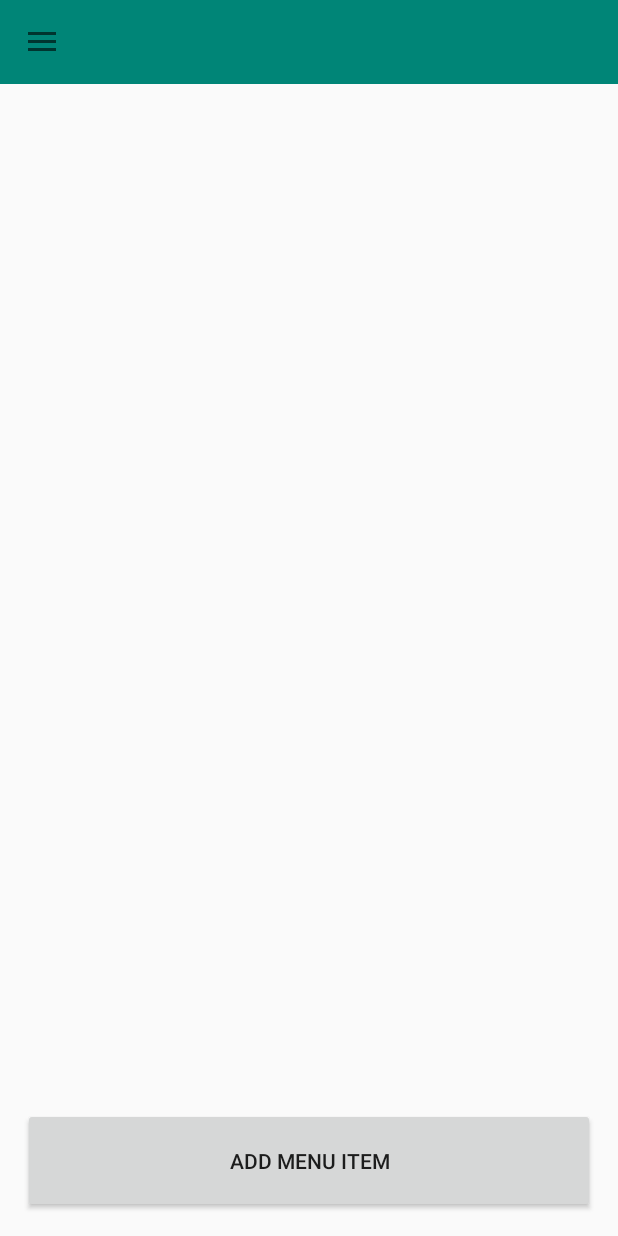
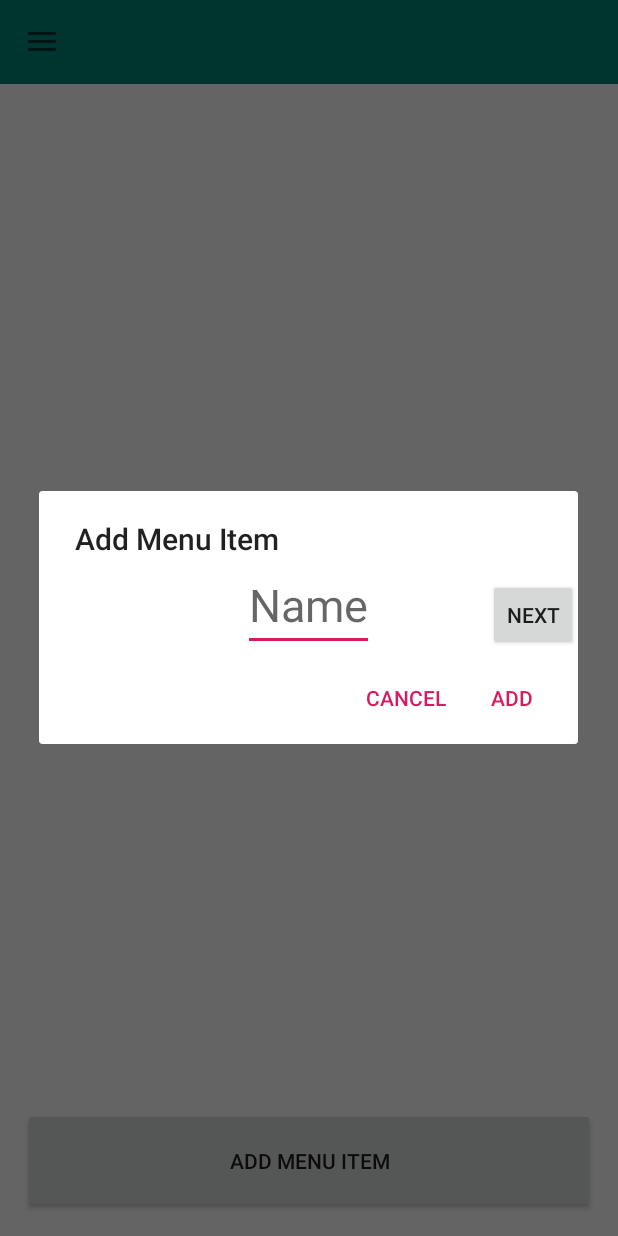
Before and after one commit to BL-CoderOvertime/Project-Week-Unit-2, an Android app: the MenuItemListActivity screen opened directly, with no data from a screen before it, after a tap on "ADD MENU ITEM", on a phone screen of 412 x 824 dp. Run offline under Robolectric (Android 15) with nearby library versions, the phone set to English and light mode, and no system bars; 3 statements that could not run were skipped.

Commit message:
Add Menu Item Button launches dialog, dialog creates new menu item, adds it to restaurant and database.

```diff
--- a/app/src/main/java/com/wkdrabbit/projectweekunit2/AddMenuItemOnClickDialog.java
+++ b/app/src/main/java/com/wkdrabbit/projectweekunit2/AddMenuItemOnClickDialog.java
@@ -1,17 +1,25 @@
 package com.wkdrabbit.projectweekunit2;
 
+import android.app.Activity;
 import android.app.Dialog;
 import android.app.DialogFragment;
+import android.content.Context;
 import android.content.DialogInterface;
 import android.os.Bundle;
 import android.support.v7.app.AlertDialog;
 import android.view.LayoutInflater;
 import android.view.View;
+import android.widget.Button;
+import android.widget.EditText;
 import android.widget.TextView;
 
 public class AddMenuItemOnClickDialog extends DialogFragment {
 
-	private TextView tvMenuItemName;
+	private EditText etMenuItemName;
+	private EditText etMenuItemPrice;
+	private Button  btnNext;
+	private boolean hasBeenClicked = false;
+	private OnCompleteListener mListener;
 
 
 	@Override
@@ -19,24 +27,43 @@ public class AddMenuItemOnClickDialog extends DialogFragment {
 		AlertDialog.Builder  builder = new AlertDialog.Builder(getActivity());
 
 		LayoutInflater inflater = getActivity().getLayoutInflater();
-		View view = inflater.inflate(R.layout.layout_dialog_fragment, null);
+		View view = inflater.inflate(R.layout.layout_add_menuitem_dialog_fragment, null);
+		etMenuItemName = view.findViewById(R.id.et_menu_item_name);
+
 
 		builder.setView(view)
-				.setTitle("Menu Title Here")
+				.setTitle("Add Menu Item")
 				.setNegativeButton("cancel", new DialogInterface.OnClickListener() {
 					@Override
 					public void onClick(DialogInterface dialog, int which) {
 
 					}
-				})
-				.setPositiveButton("ok", new DialogInterface.OnClickListener() {
-					@Override
-					public void onClick(DialogInterface dialog, int which) {
-						//TODO: setup on confirm
-					}
-				});
-		tvMenuItemName = view.findViewById(R.id.tv_menu_item_name);
+				}).setPositiveButton("Add", new DialogInterface.OnClickListener() {
+			@Override
+			public void onClick(DialogInterface dialog, int which) {
+				mListener.onComplete(etMenuItemName.getText().toString());
+			}
+		});
+
+
+
 		return builder.create();
 	}
 
+	public static interface OnCompleteListener {
+		public abstract void onComplete(String time);
+	}
+
+
+
+	@Override
+	public void onAttach(Activity activity) {
+		super.onAttach(activity);
+
+		try {
+			this.mListener = (OnCompleteListener)activity;
+		} catch (final ClassCastException e) {
+			throw new ClassCastException(activity.toString() + " must Implement OnCompleteListener");
+		}
+	}
 }
--- a/app/src/main/java/com/wkdrabbit/projectweekunit2/MenuItemListActivity.java
+++ b/app/src/main/java/com/wkdrabbit/projectweekunit2/MenuItemListActivity.java
@@ -1,5 +1,6 @@
 package com.wkdrabbit.projectweekunit2;
 
+import android.app.Activity;
 import android.content.Intent;
 import android.content.SharedPreferences;
 import android.support.annotation.NonNull;
@@ -15,56 +16,60 @@ import android.view.View;
 import android.widget.Button;
 import android.widget.Toast;
 
+import com.wkdrabbit.projectweekunit2.util.MenuItemListAdapter;
+
 import java.util.ArrayList;
 
-public class MenuItemListActivity extends AppCompatActivity {
+public class MenuItemListActivity extends AppCompatActivity implements AddMenuItemOnClickDialog.OnCompleteListener {
 
 	MenuItemListAdapter listAdapter;
 	RecyclerView recyclerView;
 	Button btnAddMenuItem;
+	ArrayList<MenuItem> menuItems;
+	Restaurant restaurant;
 
 	@Override
 	protected void onCreate(Bundle savedInstanceState) {
 		super.onCreate(savedInstanceState);
 		setContentView(R.layout.activity_menu_item_list);
-
+		menuItems = new ArrayList<>();
+		restaurant = null;
 		btnAddMenuItem = findViewById(R.id.btn_add_menu_item);
 
 		initSharedPrefs();
 		initRecyclerView();
 		initToolBar();
-
-
 	}
 
-	public void initSharedPrefs(){
+	public void initSharedPrefs() {
 		final SharedPreferences sharedPreferences = getPreferences(MODE_PRIVATE);
-		final SharedPreferences.Editor editor     = sharedPreferences.edit();
+		final SharedPreferences.Editor editor = sharedPreferences.edit();
 
 	}
 
 	public void initRecyclerView() {
 		recyclerView = findViewById(R.id.menu_item_recycler_view);
-
-		final Bundle data = this.getIntent().getBundleExtra("bundle_key");
-		ArrayList<MenuItem> menuItems = data.getParcelableArrayList("restaurant_key");
-
-
-		btnAddMenuItem.setOnClickListener(new View.OnClickListener() {
-			@Override
-			public void onClick(View v) {
-				Restaurant restaurant = data.getParcelable("full_restaurant_key");
-				//String id, int resturantId, String restaurantName,  String name, double price, int rating, String review
-				restaurant.addToMenu(new MenuItem("3253252", restaurant.getId(), restaurant.getName(), "test menu name", 8.75, 4, "review here"));
-			}
-		});
-
-
 		listAdapter = new MenuItemListAdapter(menuItems, this);
 		LinearLayoutManager layoutManager = new LinearLayoutManager(this);
 
 		recyclerView.setAdapter(listAdapter);
 		recyclerView.setLayoutManager(layoutManager);
+
+		listAdapter.updateData(menuItems);
+
+
+		final Bundle data = this.getIntent().getBundleExtra("bundle_key");
+		menuItems = data.getParcelableArrayList("restaurant_key");
+		restaurant = data.getParcelable("full_restaurant_key");
+		restaurant.setMenu(menuItems);
+		listAdapter.updateData(menuItems);
+
+		btnAddMenuItem.setOnClickListener(new View.OnClickListener() {
+			@Override
+			public void onClick(View v) {
+				showAddMenuItemDialog();
+			}
+		});
 	}
 
 	public void initToolBar() {
@@ -80,7 +85,7 @@ public class MenuItemListActivity extends AppCompatActivity {
 	}
 
 	public void toolbarLogic() {
-		NavigationView navigationView  = findViewById(R.id.nav_view);
+		NavigationView navigationView = findViewById(R.id.nav_view);
 		navigationView.setNavigationItemSelectedListener(new NavigationView.OnNavigationItemSelectedListener() {
 			@Override
 			public boolean onNavigationItemSelected(@NonNull android.view.MenuItem menuItem) {
@@ -98,4 +103,18 @@ public class MenuItemListActivity extends AppCompatActivity {
 			}
 		});
 	}
+
+	public void showAddMenuItemDialog() {
+		AddMenuItemOnClickDialog dialog = new AddMenuItemOnClickDialog();
+		dialog.show(this.getFragmentManager(), "Dialog");
+	}
+
+	@Override
+	public void onComplete(String menuItemName) {
+		MenuItem addMenuItem = new MenuItem("",restaurant.getId(),restaurant.getName(),menuItemName,0,0,"");
+		//String id, int resturantId, String restaurantName,  String name, double price, int rating, String review
+		menuItems.add(addMenuItem);
+		restaurant.addToMenu(addMenuItem);
+		listAdapter.updateData(menuItems);
+	}
 }
--- a/app/src/main/java/com/wkdrabbit/projectweekunit2/RestaurantListAdapter.java
+++ b/app/src/main/java/com/wkdrabbit/projectweekunit2/RestaurantListAdapter.java
@@ -55,7 +55,7 @@ public class RestaurantListAdapter extends RecyclerView.Adapter<RestaurantListAd
 						restaurants.set(i,FirebaseDao.pullRestaurantFromFireBase(restaurants.get(i)));
 						Intent intent = new Intent(v.getContext(), MenuItemListActivity.class);
 						Bundle bundle = new Bundle();
-						bundle.putParcelable("full_restaurant_key", data);
+						bundle.putParcelable("full_restaurant_key", restaurants.get(i));
 						bundle.putParcelableArrayList("restaurant_key", data.getMenu());
 						intent.putExtra("bundle_key",bundle);
 						v.getContext().startActivity(intent);
--- /dev/null
+++ b/app/src/main/java/com/wkdrabbit/projectweekunit2/util/DiffUtilCallback.java
@@ -0,0 +1,38 @@
+package com.wkdrabbit.projectweekunit2.util;
+
+import android.support.v7.util.DiffUtil;
+
+import com.wkdrabbit.projectweekunit2.MenuItem;
+
+import java.util.List;
+
+public class DiffUtilCallback extends DiffUtil.Callback {
+
+	private List<MenuItem> oldList;
+	private List<MenuItem> newList;
+
+	public DiffUtilCallback(List<MenuItem> oldList, List<MenuItem> newList) {
+		this.oldList = oldList;
+		this.newList = newList;
+	}
+
+	@Override
+	public int getOldListSize() {
+		return oldList.size();
+	}
+
+	@Override
+	public int getNewListSize() {
+		return newList.size();
+	}
+
+	@Override
+	public boolean areItemsTheSame(int oldPos, int newPos) {
+		return oldPos == newPos;
+	}
+
+	@Override
+	public boolean areContentsTheSame(int oldPos, int newPos) {
+		return oldList.get(oldPos) == newList.get(newPos);
+	}
+}
--- a/app/src/main/java/com/wkdrabbit/projectweekunit2/MenuItemListAdapter.java
+++ b/app/src/main/java/com/wkdrabbit/projectweekunit2/util/MenuItemListAdapter.java
@@ -1,7 +1,8 @@
-package com.wkdrabbit.projectweekunit2;
+package com.wkdrabbit.projectweekunit2.util;
 
 import android.app.Activity;
 import android.support.annotation.NonNull;
+import android.support.v7.util.DiffUtil;
 import android.support.v7.widget.RecyclerView;
 import android.view.LayoutInflater;
 import android.view.View;
@@ -9,15 +10,38 @@ import android.view.ViewGroup;
 import android.widget.ImageView;
 import android.widget.TextView;
 
+import com.wkdrabbit.projectweekunit2.MenuItem;
+import com.wkdrabbit.projectweekunit2.MenuItemOnClickDialog;
+import com.wkdrabbit.projectweekunit2.R;
+
 import java.util.ArrayList;
 
 public class MenuItemListAdapter extends RecyclerView.Adapter<MenuItemListAdapter.ViewHolder> {
+
 	ArrayList<MenuItem> menuItems;
 	Activity activity;
 
 	public MenuItemListAdapter(ArrayList<MenuItem> menuItems, Activity activity) {
 		this.menuItems = menuItems;
 		this.activity = activity;
+	}
+
+
+	public void insertData(ArrayList<MenuItem> insertList){
+		DiffUtilCallback diffUtilCallback = new DiffUtilCallback(menuItems, insertList);
+		DiffUtil.DiffResult diffResult = DiffUtil.calculateDiff(diffUtilCallback);
+
+		menuItems.addAll(insertList);
+		diffResult.dispatchUpdatesTo(this);
+	}
+
+	public void updateData(ArrayList<MenuItem> newList){
+		DiffUtilCallback diffUtilCallback = new DiffUtilCallback(menuItems, newList);
+		DiffUtil.DiffResult diffResult = DiffUtil.calculateDiff(diffUtilCallback);
+
+		menuItems.clear();
+		menuItems.addAll(newList);
+		diffResult.dispatchUpdatesTo(this);
 	}
 
 	class ViewHolder extends RecyclerView.ViewHolder{
--- a/app/src/main/res/layout/layout_dialog_fragment.xml
+++ b/app/src/main/res/layout/layout_add_menuitem_dialog_fragment.xml
@@ -4,8 +4,8 @@
     android:layout_height="match_parent"
     xmlns:app="http://schemas.android.com/apk/res-auto">
 
-    <TextView
-        android:id="@+id/tv_menu_item_name"
+    <EditText
+        android:id="@+id/et_menu_item_name"
         android:layout_width="wrap_content"
         android:layout_height="wrap_content"
         app:layout_constraintTop_toTopOf="parent"
@@ -13,6 +13,14 @@
         app:layout_constraintBottom_toBottomOf="parent"
         app:layout_constraintRight_toRightOf="parent"
         android:textSize="30dp"
-        android:text="Test"/>
+        android:hint="Name"/>
+
+    <Button
+        android:id="@+id/btn_add_menu_item_dialog"
+        android:layout_width="60dp"
+        android:layout_height="wrap_content"
+        android:text="Next"
+        app:layout_constraintBottom_toBottomOf="parent"
+        app:layout_constraintRight_toRightOf="parent"/>
 
 </android.support.constraint.ConstraintLayout>
```
Also changed, not shown: app/src/main/java/com/wkdrabbit/projectweekunit2/Restaurant.java (+4 -5 lines).
